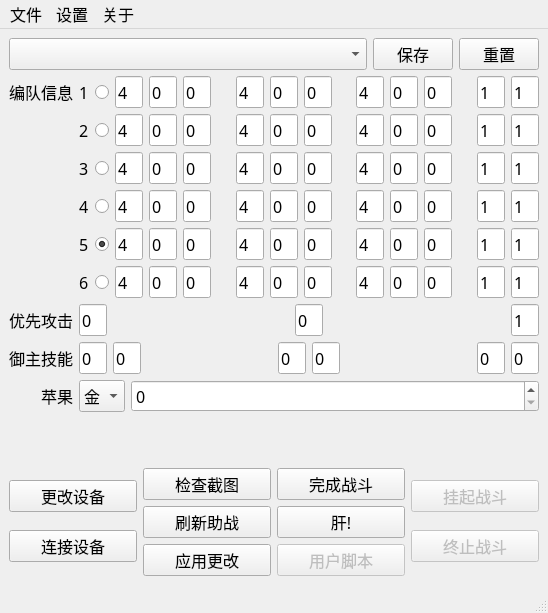
Old version of the form ui/fgoMainWindow.ui in the repository hgjazhgj/FGO-py.
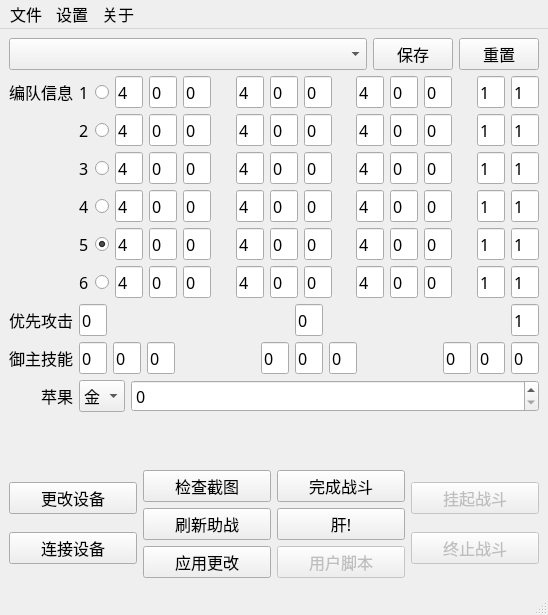
New version of the form.

Patch:
```diff
--- a/ui/fgoMainWindow.ui
+++ b/ui/fgoMainWindow.ui
@@ -8,7 +8,7 @@
     <x>0</x>
     <y>0</y>
     <width>548</width>
-    <height>613</height>
+    <height>615</height>
    </rect>
   </property>
   <property name="windowTitle">
@@ -3508,6 +3508,37 @@
           </property>
          </widget>
         </item>
+        <item>
+         <widget class="QLineEdit" name="TXT_MASTER_0_2">
+          <property name="minimumSize">
+           <size>
+            <width>28</width>
+            <height>32</height>
+           </size>
+          </property>
+          <property name="maximumSize">
+           <size>
+            <width>28</width>
+            <height>32</height>
+           </size>
+          </property>
+          <property name="font">
+           <font>
+            <family>Microsoft YaHei UI Light</family>
+            <pointsize>12</pointsize>
+           </font>
+          </property>
+          <property name="statusTip">
+           <string>御主技能的指向目标</string>
+          </property>
+          <property name="inputMask">
+           <string>9</string>
+          </property>
+          <property name="text">
+           <string>0</string>
+          </property>
+         </widget>
+        </item>
         <item>
          <spacer name="horizontalSpacer">
           <property name="font">
@@ -3588,6 +3619,37 @@
           </property>
          </widget>
         </item>
+        <item>
+         <widget class="QLineEdit" name="TXT_MASTER_1_2">
+          <property name="minimumSize">
+           <size>
+            <width>28</width>
+            <height>32</height>
+           </size>
+          </property>
+          <property name="maximumSize">
+           <size>
+            <width>28</width>
+            <height>32</height>
+           </size>
+          </property>
+          <property name="font">
+           <font>
+            <family>Microsoft YaHei UI Light</family>
+            <pointsize>12</pointsize>
+           </font>
+          </property>
+          <property name="statusTip">
+           <string>御主技能的指向目标</string>
+          </property>
+          <property name="inputMask">
+           <string>9</string>
+          </property>
+          <property name="text">
+           <string>0</string>
+          </property>
+         </widget>
+        </item>
         <item>
          <spacer name="horizontalSpacer_2">
           <property name="font">
@@ -3668,6 +3730,37 @@
           </property>
          </widget>
         </item>
+        <item>
+         <widget class="QLineEdit" name="TXT_MASTER_2_2">
+          <property name="minimumSize">
+           <size>
+            <width>28</width>
+            <height>32</height>
+           </size>
+          </property>
+          <property name="maximumSize">
+           <size>
+            <width>28</width>
+            <height>32</height>
+           </size>
+          </property>
+          <property name="font">
+           <font>
+            <family>Microsoft YaHei UI Light</family>
+            <pointsize>12</pointsize>
+           </font>
+          </property>
+          <property name="statusTip">
+           <string>御主技能的指向目标</string>
+          </property>
+          <property name="inputMask">
+           <string>9</string>
+          </property>
+          <property name="text">
+           <string>0</string>
+          </property>
+         </widget>
+        </item>
        </layout>
       </item>
      </layout>
```
Left out of the diff: 1 changed line with no effect on the pictures.
